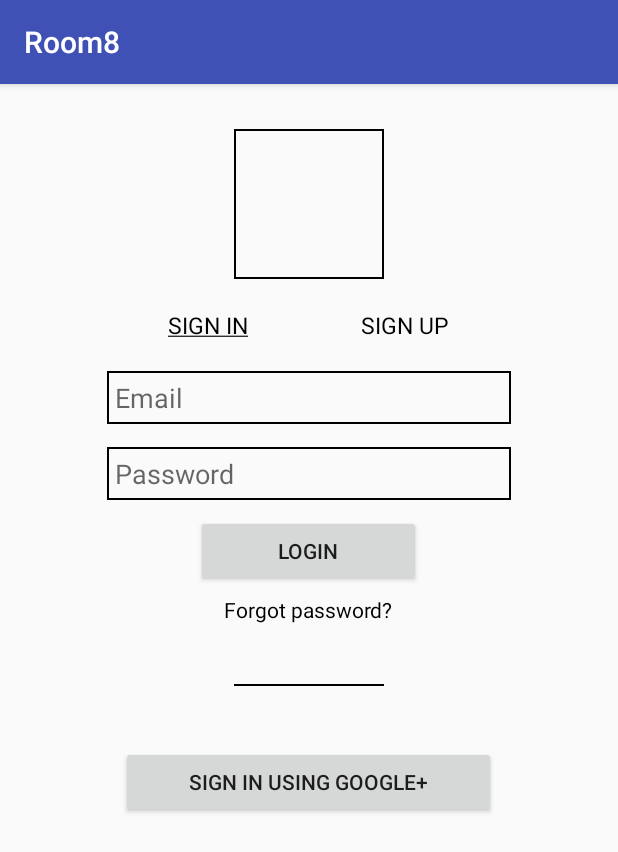
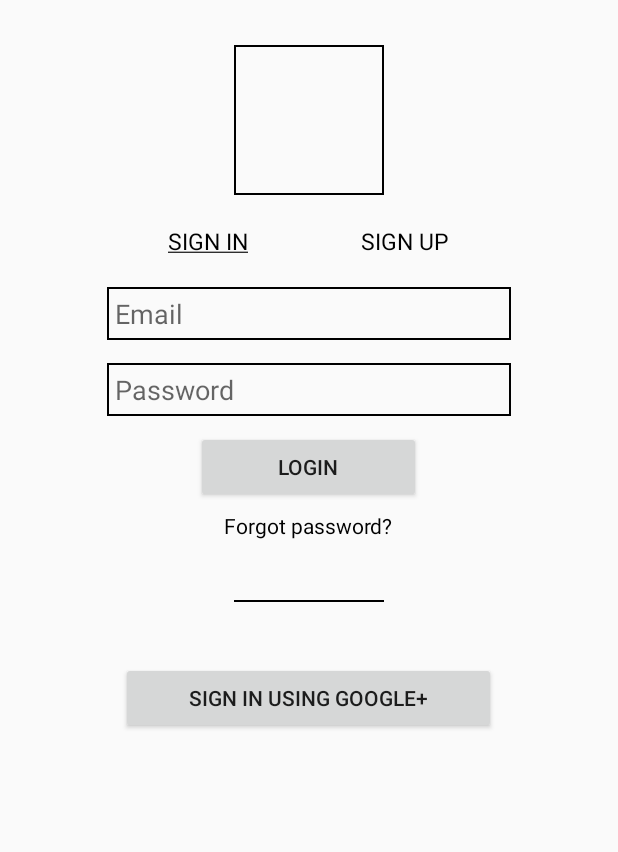
Before and after one commit to ubclaunchpad/Room8, an Android app: the LoginActivity screen opened directly, with no data from a screen before it, on a phone screen of 412 x 824 dp. Shown: the top 852 px of the screen. Run offline under Robolectric (Android 15) with nearby library versions, the phone set to English and light mode, and no system bars; our stand-ins replace Firebase (no records; nobody signed in at launch, a user with empty details on screens opened directly).

Commit message:
Removed Blue Bar at the top of app

```diff
--- a/app/src/main/java/com/ubclaunchpad/room8/GroupPageActivity.java
+++ b/app/src/main/java/com/ubclaunchpad/room8/GroupPageActivity.java
@@ -26,6 +26,8 @@ public class GroupPageActivity extends AppCompatActivity {
     protected void onCreate(Bundle savedInstanceState) {
         super.onCreate(savedInstanceState);
         setContentView(R.layout.activity_group_page);
+
+//        Log.DEBUG("Creating Group Activitiy");
         groupNameText = findViewById(R.id.textView_groupName);
 
         mAuth = FirebaseAuth.getInstance();
--- a/app/src/main/res/values/styles.xml
+++ b/app/src/main/res/values/styles.xml
@@ -1,7 +1,7 @@
 <resources>
 
     <!-- Base application theme. -->
-    <style name="AppTheme" parent="Theme.AppCompat.Light.DarkActionBar">
+    <style name="AppTheme" parent="Theme.AppCompat.Light.NoActionBar">
         <!-- Customize your theme here. -->
         <item name="colorPrimary">@color/colorPrimary</item>
         <item name="colorPrimaryDark">@color/colorPrimaryDark</item>
```
